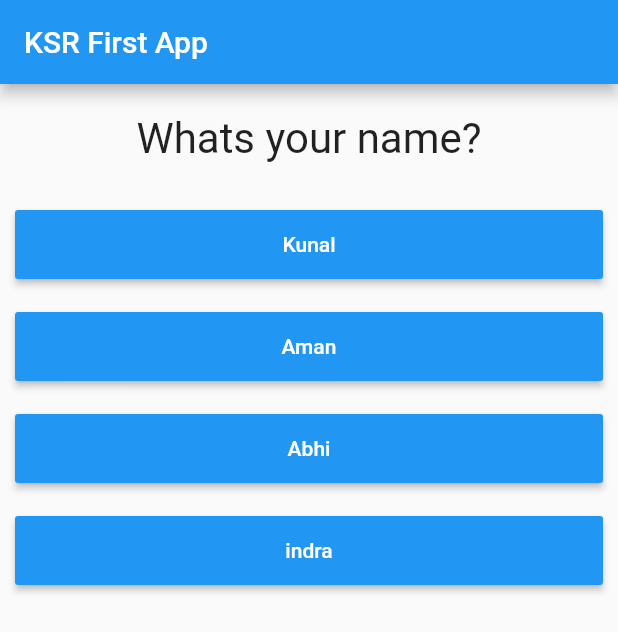
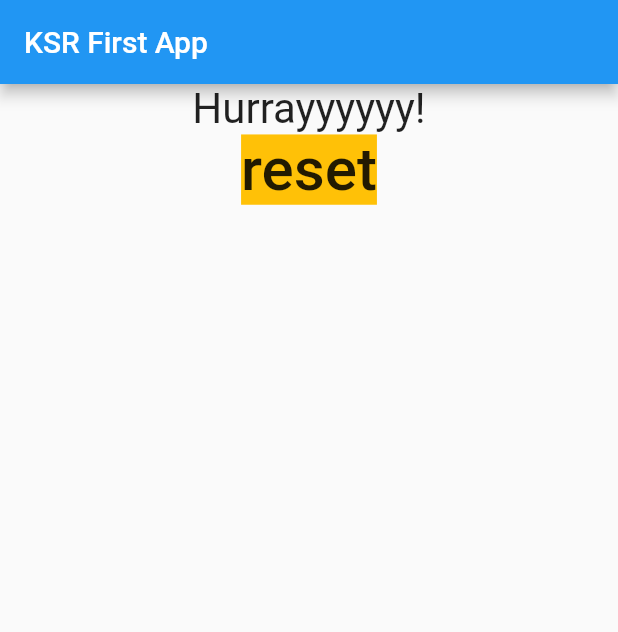
Before and after one commit to singhkunal2050/DemoFlutterApp, a Flutter app: the screen it shows after launch, after a tap on "Kunal", after a tap on "18", after a tap on "25874", on a phone screen of 412 x 824 dp. Shown: the top 632 px of the screen. Run offline on Flutter 3.47's test engine with Material 2 defaults, Android fonts, the phone set to English and light mode, and no system bars; missing offline and left inert: dart:ffi.

Commit message:
added 2 new widgets Quiz and Result

```diff
--- /dev/null
+++ b/lib/Quiz.dart
@@ -0,0 +1,27 @@
+import 'package:flutter/material.dart';
+import './Question.dart';
+import './Answer.dart';
+
+class Quiz extends StatelessWidget {
+  final List<Map<String, Object>> questions;
+  final Function answerQuestion;
+  final int qIndex;
+
+  Quiz(
+      {@required this.questions,
+      @required this.answerQuestion,
+      @required this.qIndex});
+
+  @override
+  Widget build(BuildContext context) {
+    return Column(
+      children: [
+        Question(this.questions[this.qIndex]['questionText']),
+        ...(this.questions[this.qIndex]['answers'] as List<String>)
+            .map((answer) {
+          return Answer(this.answerQuestion, answer);
+        }).toList()
+      ],
+    );
+  }
+}
--- /dev/null
+++ b/lib/Result.dart
@@ -0,0 +1,25 @@
+import 'package:flutter/material.dart';
+import './main.dart';
+
+class Result extends StatelessWidget {
+  final Function reset;
+  Result(this.reset);
+
+  @override
+  Widget build(BuildContext context) {
+    return Center(
+        child: Column(children: [
+      Text(
+        "Hurrayyyyyy!",
+        style: TextStyle(fontSize: 28),
+      ),
+      FlatButton(
+        child: Text(
+          "reset",
+          style: TextStyle(fontSize: 40, backgroundColor: Colors.amber),
+        ),
+        onPressed: this.reset,
+      )
+    ]));
+  }
+}
--- a/lib/main.dart
+++ b/lib/main.dart
@@ -1,23 +1,11 @@
 import 'package:flutter/material.dart';
-import 'package:myApp/Answer.dart';
-
-import './Question.dart';
-import './Answer.dart';
+import 'package:myApp/Result.dart';
+import './Quiz.dart';
+import './Result.dart';
 
 void main() {
   runApp(_MyApp());
 }
-
-// short hand of single line function
-// void main => runApp(MyApp());
-
-// Scaffold is a basic page widget
-// to explore all the positional params use ctrl + space inside Scaffold( here  )
-// a steteful widget  has one function to overridde ie  createstate which returns State
-// object which is connected to a stateful widget
-// createstate returns the AppState obj which holds the state of widget
-// to make anything private we can start the name of the class/funct/var by an underscore
-// eg _myApp
 
 class _MyApp extends StatefulWidget {
   @override
@@ -32,26 +20,33 @@ class _MyAppState extends State<_MyApp> {
 
   void _answerQuestion() {
     setState(() {
-      _qIndex = (_qIndex + 1) % 3;
+      _qIndex = (_qIndex + 1) % 4;
     });
     print("pressed!!");
     print(_qIndex);
   }
 
+  void _reset(){
+    setState(() {
+      _qIndex=0;
+      print("quiz reset");
+    });
+  }
+
   @override // decorator which tells that we are overriding a class (syntactical sugar)
   Widget build(BuildContext ctx) {
-    const questions = [
+    const _questions = [
       {
-        "questionText" : "Whats your name?",
-        "answers" : ['Kunal' , 'Aman' , 'Abhi' , 'indra'],
+        "questionText": "Whats your name?",
+        "answers": ['Kunal', 'Aman', 'Abhi', 'indra'],
       },
       {
-        "questionText" : "Whats your age?",
-        "answers" : ['15' , '18' , '22' , '25'],
+        "questionText": "Whats your age?",
+        "answers": ['15', '18', '22', '25'],
       },
       {
-        "questionText" : "Whats your number?",
-        "answers" : ['12345' , '54321' , '25874' , '15975'],
+        "questionText": "Whats your number?",
+        "answers": ['12345', '54321', '25874', '15975'],
       }
     ];
     return MaterialApp(
@@ -59,22 +54,13 @@ class _MyAppState extends State<_MyApp> {
         appBar: AppBar(
           title: Text("KSR First App"),
         ),
-        body: Column(
-          children: [
-            Question(questions[_qIndex]['questionText']),
-            // Answer(_answerQuestion),
-            // Answer(_answerQuestion),
-            // Answer(_answerQuestion),
-            // Answer(_answerQuestion),
-            // OR
-
-            ...(questions[_qIndex]['answers'] as List<String>).map((answer) {
-              return Answer(_answerQuestion , answer);
-            }).toList()
-
-
-          ],
-        ),
+        body: _qIndex < _questions.length
+            ? Quiz(
+                answerQuestion: _answerQuestion,
+                qIndex: _qIndex,
+                questions: _questions,
+              )
+            : Result(_reset),
       ),
     );
   }
@@ -89,3 +75,14 @@ class _MyAppState extends State<_MyApp> {
 // two types of widgets
 // IO Widgets
 // Layout and Control Widgets
+
+// short hand of single line function
+// void main => runApp(MyApp());
+
+// Scaffold is a basic page widget
+// to explore all the positional params use ctrl + space inside Scaffold( here  )
+// a steteful widget  has one function to overridde ie  createstate which returns State
+// object which is connected to a stateful widget
+// createstate returns the AppState obj which holds the state of widget
+// to make anything private we can start the name of the class/funct/var by an underscore
+// eg _myApp
```
